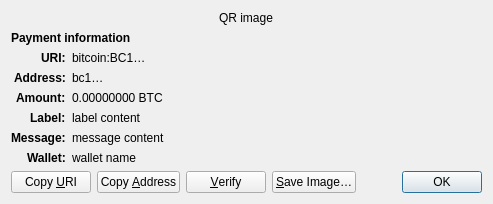
This is src/qt/forms/receiverequestdialog.ui in kpopcoin-official/kpopcoin as Qt 5 draws it before an edit. The edited form follows.
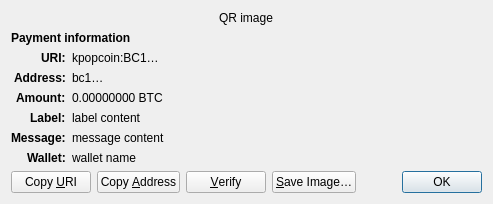
This is the edited form. Custom widgets are drawn as their Qt base class.

Commit message: Rename all bitcoin text to kpopcoin inside source files

The edit to the form file:
```diff
--- a/src/qt/forms/receiverequestdialog.ui
+++ b/src/qt/forms/receiverequestdialog.ui
@@ -65,7 +65,7 @@
    <item row="2" column="1" alignment="Qt::AlignTop">
     <widget class="QLabel" name="uri_content">
      <property name="text">
-      <string notr="true">bitcoin:BC1…</string>
+      <string notr="true">kpopcoin:BC1…</string>
      </property>
      <property name="textFormat">
       <enum>Qt::RichText</enum>
```
The commit also changes 2225 other files.
